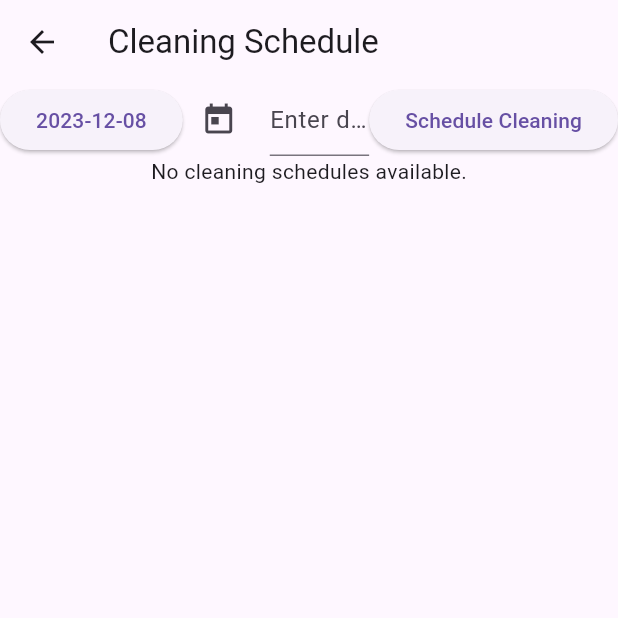
After one commit to Langerais/capstone-pms, a Flutter app: the CleaningView screen opened by its route, after a tap on "Schedule Cleaning", on a phone screen of 412 x 824 dp, the top half of it. The commit adds this screen. Run offline on Flutter 3.47's test engine with Material 3 defaults, Android fonts, the phone set to English and light mode, and no system bars; our stand-ins replace fluttertoast, visibility_detector; network calls fail.

Commit message:
Feature added: Cleaning View; TODO: On cell click toggle action to PERFORMED/PENDING, replace date picker with arrows +/- day, add TODAY button, add way to show only rooms with existing actions (check-button?)

```diff
--- /dev/null
+++ b/lib/cleaning_view.dart
@@ -0,0 +1,220 @@
+import 'package:flutter/material.dart';
+import 'db_helper.dart';
+import 'dbObjects.dart';
+import 'package:intl/intl.dart';
+
+class CleaningView extends StatefulWidget {
+  @override
+  _CleaningScheduleViewState createState() => _CleaningScheduleViewState();
+}
+
+class _CleaningScheduleViewState extends State<CleaningView> {
+  DateTime selectedDate = DateTime.now();
+  List<Reservation> reservations = [];
+  List<Room> rooms = [];
+  List<CleaningAction> cleaningActions = [];
+  TextEditingController daysController = TextEditingController();
+
+  @override
+  void initState() {
+    super.initState();
+    _fetchInitialData();
+  }
+
+  void _fetchInitialData() async {
+    rooms = await RoomService.getRooms();
+    cleaningActions = await CleaningService.getCleaningActions();
+    _fetchReservations();
+  }
+
+  void _fetchReservations() async {
+    // Fetch all rooms and sort them by name.
+    rooms = await RoomService.getRooms();
+    rooms.sort((a, b) => a.name.compareTo(b.name));
+
+    // No need to filter by active reservations as we are showing all rooms.
+    setState(() {});
+  }
+
+
+  @override
+  Widget build(BuildContext context) {
+    return Scaffold(
+      appBar: AppBar(
+        title: Text('Cleaning Schedule'),
+      ),
+      body: Column(
+        children: [
+          _buildDatePicker(),
+          Expanded(
+            child: _buildCleaningScheduleTable(),
+          ),
+        ],
+      ),
+    );
+  }
+
+  Widget _buildDatePicker() {
+    return Row(
+      mainAxisAlignment: MainAxisAlignment.center,
+      children: [
+        ElevatedButton(
+          onPressed: () => _selectDate(context),
+          child: Text(DateFormat('yyyy-MM-dd').format(selectedDate)),
+        ),
+        IconButton(
+          icon: Icon(Icons.today),
+          onPressed: () {
+            setState(() {
+              selectedDate = DateTime.now();
+              _fetchReservations();
+            });
+          },
+        ),
+        SizedBox(width: 10),
+        Flexible(
+          child: TextField(
+            controller: daysController,
+            decoration: InputDecoration(hintText: 'Enter days'),
+            keyboardType: TextInputType.number,
+          ),
+        ),
+        ElevatedButton(
+          onPressed: _scheduleCleaning,
+          child: Text('Schedule Cleaning'),
+        ),
+      ],
+    );
+  }
+
+  void _scheduleCleaning() async {
+    int days = int.tryParse(daysController.text) ?? 0;
+    try {
+      await CleaningService.scheduleCleaning(selectedDate, days);
+    } catch (e) {
+      print('Failed to schedule cleaning: $e');
+    }
+  }
+
+  @override
+  void dispose() {
+    daysController.dispose();
+    super.dispose();
+  }
+
+  Future<void> _selectDate(BuildContext context) async {
+    final DateTime? picked = await showDatePicker(
+      context: context,
+      initialDate: selectedDate,
+      firstDate: DateTime.now().subtract(Duration(days: 3)),
+      lastDate: DateTime.now().add(Duration(days: 3)),
+    );
+    if (picked != null && picked != selectedDate) {
+      setState(() {
+        selectedDate = picked;
+        _fetchReservations();
+      });
+    }
+  }
+
+  Widget _buildCleaningScheduleTable() {
+    return FutureBuilder<List<DataRow>>(
+      future: _buildRows(),  // Call to the async function that builds rows
+      builder: (context, snapshot) {
+        if (snapshot.connectionState == ConnectionState.waiting) {
+          // Display loading indicator while waiting for data
+          return CircularProgressIndicator();
+        } else if (snapshot.hasError) {
+          // Display error if something went wrong
+          return Text('Error: ${snapshot.error}');
+        } else if (!snapshot.hasData || snapshot.data!.isEmpty) {
+          // Display message if there's no data
+          return Text('No cleaning schedules available.');
+        }
+
+        // Build DataTable with the fetched rows
+        return SingleChildScrollView(
+          scrollDirection: Axis.horizontal,
+          child: DataTable(
+            columns: _buildColumns(),
+            rows: snapshot.data!,  // Use the data from the snapshot
+          ),
+        );
+      },
+    );
+  }
+
+
+  List<DataColumn> _buildColumns() {
+    List<DataColumn> columns = [
+      DataColumn(label: Text('Room')),
+    ];
+
+    columns.addAll(
+      cleaningActions.map(
+            (action) => DataColumn(label: Text(action.name)),
+      ),
+    );
+
+    return columns;
+  }
+
+  Future<List<DataRow>> _buildRows() async {
+    List<DataRow> rows = [];
+    final double cellWidth = 50; // Define a fixed width for cells
+    //final double cellHeight = 50; // Define a fixed height for cells
+
+    for (var room in rooms) {
+      List<CleaningSchedule> roomSchedules = await CleaningService.getRoomCleaningSchedule(room.id, selectedDate, selectedDate);
+
+      List<DataCell> cells = [
+        DataCell(Container(width: cellWidth, child: Text(room.name))),
+      ];
+
+      cells.addAll(
+        cleaningActions.map((action) {
+          // Find the schedule for this action
+          var schedule = roomSchedules.firstWhere(
+                (s) => s.actionId == action.id,
+            orElse: () => CleaningSchedule(id: 0, roomId: room.id, actionId: action.id, scheduledDate: selectedDate, status: ''),
+          );
+
+          Color cellColor = Colors.grey; // Default color
+          if (schedule.status == 'pending') {
+            cellColor = Colors.red;
+          } else if (schedule.status == 'completed') {
+            cellColor = Colors.green;
+          }
+
+          return DataCell(
+            Container(
+              width: cellWidth,
+              height: cellWidth*0.9,
+              padding: EdgeInsets.all(10),
+              //height: cellHeight,
+              color: cellColor,
+              child: Text(''), // Placeholder text if needed
+            ),
+            onTap: () {
+              if(schedule.id != 0) {
+                // Mark cleaning as completed
+                //CleaningService.markCleaningAsCompleted(schedule.id);
+                print(room.name + ' ' + action.name + ' ' + schedule.id.toString() + ' ' + schedule.status);
+              } else {
+                print(room.name + ' ' + action.name + ' ' + schedule.id.toString() + ' Not scheduled');
+              }
+
+              //print(schedule.id);
+            },
+          );
+        }),
+      );
+
+      rows.add(DataRow(cells: cells));
+    }
+
+    return rows;
+  }
+
+
+}
--- a/lib/dbObjects.dart
+++ b/lib/dbObjects.dart
@@ -193,3 +193,49 @@ class BalanceEntry {
     );
   }
 }
+
+class CleaningSchedule {
+  final int id;
+  final int roomId;
+  final int actionId;
+  final DateTime scheduledDate;
+  final String status;
+
+  CleaningSchedule({
+    required this.id,
+    required this.roomId,
+    required this.actionId,
+    required this.scheduledDate,
+    required this.status,
+  });
+
+  factory CleaningSchedule.fromJson(Map<String, dynamic> json) {
+    return CleaningSchedule(
+      id: json['id'],
+      roomId: json['room_id'],
+      actionId: json['action_id'],
+      scheduledDate: DateTime.parse(json['scheduled_date']),
+      status: json['status'],
+    );
+  }
+}
+
+class CleaningAction {
+  final int id;
+  final String name;
+  final int frequency;
+
+  CleaningAction({
+    required this.id,
+    required this.name,
+    required this.frequency,
+  });
+
+  factory CleaningAction.fromJson(Map<String, dynamic> json) {
+    return CleaningAction(
+      id: json['id'],
+      name: json['action_name'],
+      frequency: json['frequency_days'],
+    );
+  }
+}
--- a/lib/db_helper.dart
+++ b/lib/db_helper.dart
@@ -363,3 +363,55 @@ class BalanceService {
   }
 
 }
+
+
+class CleaningService {
+  static Future<List<CleaningSchedule>> getRoomCleaningSchedule(int roomId, DateTime startDate, DateTime endDate) async {
+    var url = Uri.parse('$BASE_URL/cleaning_management/get_cleaning_schedule/room/$roomId/date_range')
+        .replace(queryParameters: {
+      'start_date': startDate.toIso8601String(),
+      'end_date': endDate.toIso8601String(),
+    });
+
+    var response = await http.get(url);
+
+    if (response.statusCode == 200) {
+      List<dynamic> data = json.decode(response.body);
+      return data.map((json) => CleaningSchedule.fromJson(json)).toList();
+    } else {
+      throw Exception('Failed to load cleaning schedule');
+    }
+  }
+
+  static Future<List<CleaningAction>> getCleaningActions() async {
+    var url = Uri.parse('$BASE_URL/cleaning_management/get_cleaning_actions');
+    var response = await http.get(url);
+
+    if (response.statusCode == 200) {
+      var jsonData = jsonDecode(response.body) as List;
+      List<CleaningAction> actions = jsonData.map((json) => CleaningAction.fromJson(json)).toList();
+      return actions;
+    } else {
+      throw Exception('Failed to load cleaning actions');
+    }
+  }
+
+  static Future<void> scheduleCleaning(DateTime startDate, int days) async {
+    var url = Uri.parse('$BASE_URL/cleaning_management/schedule_cleaning');
+    var response = await http.post(
+      url,
+      headers: {"Content-Type": "application/json"},
+      body: jsonEncode({
+        'start_date': startDate.toIso8601String().split('T').first, // Formatting the date as 'YYYY-MM-DD'
+        'days': days,
+      }),
+    );
+
+    if (response.statusCode != 200) {
+      throw Exception('Failed to schedule cleaning: ${response.body}');
+    }
+
+    // Handle the successful response if needed
+  }
+
+}
--- a/lib/main.dart
+++ b/lib/main.dart
@@ -1,6 +1,7 @@
 //import 'dart:html';
 import 'package:capstone_pms/billing_view.dart';
 import 'package:flutter/material.dart';
+import 'cleaning_view.dart';
 import 'drawer_menu.dart';
 import 'arrivals_departures_view.dart';
 import 'guests_list.dart';
@@ -27,7 +28,8 @@ class MyApp extends StatelessWidget {
         '/arrivals_departures': (context) => ArrivalsDeparturesScreen(), //Add route for Arrivals/Departures
         '/guests_list': (context) => GuestsListView(), // Guests list view route
         '/menu_view': (context) => MenuView(), // Menu view route
-        '/billing_view': (context) => BillingView(), // Menu view route
+        '/billing_view': (context) => BillingView(), // Billing view route
+        '/cleaning_view': (context) => CleaningView(), // Cleaning view route
       },
     );
   }
--- a/lib/menu_view.dart
+++ b/lib/menu_view.dart
@@ -613,4 +613,6 @@ class _EditItemDialogState extends State<EditItemDialog> {
     );
   }
 
+  // TODO: Add a method to add/rename/delete a new category (Check for existing items and set to "Deleted category?")
+
 }
```
Also changed, not shown: lib/drawer_menu.dart (+20 -11 lines), 1 other file.
